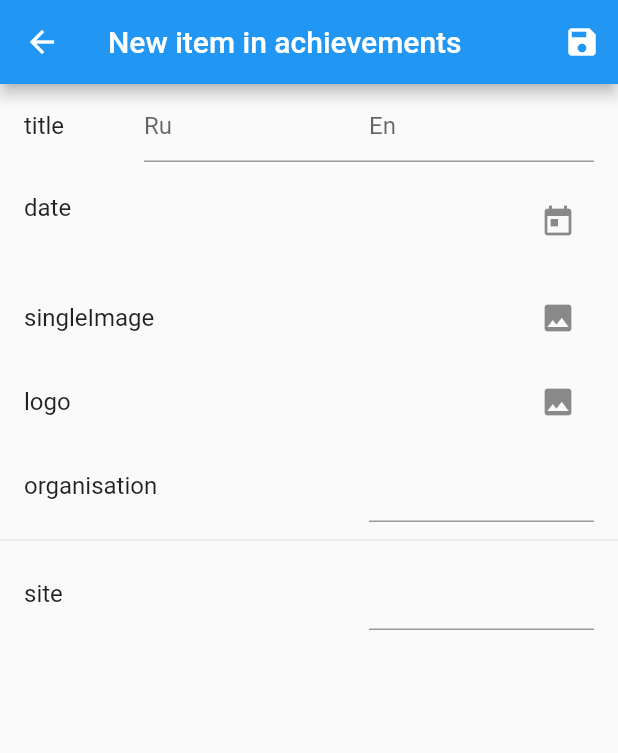
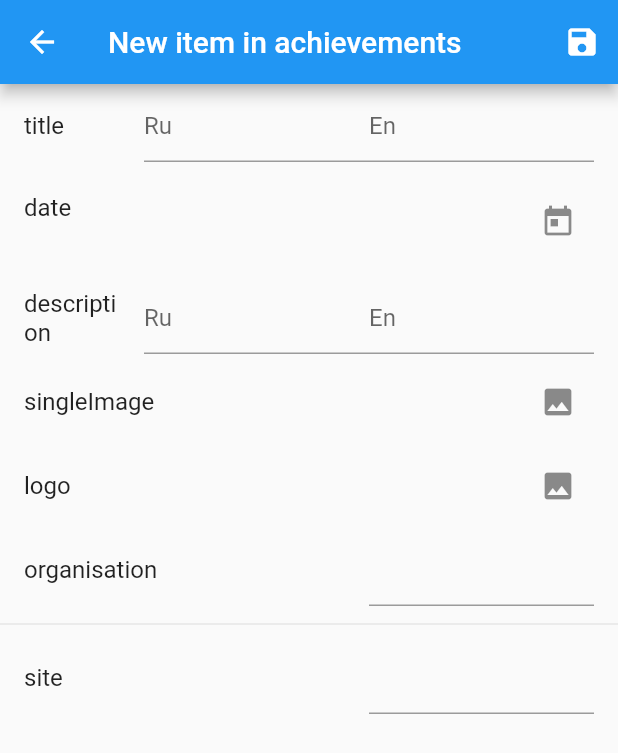
Before and after one commit to CoolONEOfficial/personal-site-app, a Flutter app: the ScreenControl screen opened by its route, after a tap on the "add" icon, on a phone screen of 412 x 824 dp. Shown: the top 753 px of the screen. Run offline on Flutter 3.47's test engine with Material 2 defaults, Android fonts, the phone set to English and light mode, and no system bars; our stand-ins replace cloud_firestore, firebase_auth, firebase_storage, google_sign_in, image_picker, progress_dialog; missing offline and left inert: multi_image_picker; accounts and stored records are empty; statements that could not run were skipped.

Commit message:
Added multiline support for localized string item

```diff
--- a/lib/screens/EditCreate.dart
+++ b/lib/screens/EditCreate.dart
@@ -67,6 +67,7 @@ class ScreenEditCreate extends StatefulWidget {
 
 enum ItemType {
   LOCALIZED_STRING,
+  LOCALIZED_MULTILINE_STRING,
   STRING,
   BOOL,
   DATE,
@@ -112,6 +113,18 @@ class _ScreenEditCreateState extends State<ScreenEditCreate> {
             startValue: data[mKey] != null
                 ? Map<String, dynamic>.from(data[mKey])
                 : null,
+          );
+          break;
+        case ItemType.LOCALIZED_MULTILINE_STRING:
+          item = LocalizedStringItem(
+            mKey,
+                (val) {
+              tempData[mKey] = val;
+            },
+            startValue: data[mKey] != null
+                ? Map<String, dynamic>.from(data[mKey])
+                : null,
+            inputType: TextInputType.multiline,
           );
           break;
         case ItemType.STRING:
--- a/lib/screens/items/LocalizedStringItem.dart
+++ b/lib/screens/items/LocalizedStringItem.dart
@@ -4,8 +4,9 @@ class LocalizedStringItem extends StatefulWidget {
   final String name;
   final Map<String, dynamic> startValue;
   final Function(Map<String, dynamic>) onChanged;
+  final TextInputType inputType;
 
-  LocalizedStringItem(this.name, this.onChanged, {this.startValue});
+  LocalizedStringItem(this.name, this.onChanged, {this.startValue, this.inputType = TextInputType.text});
 
   @override
   _LocalizedStringItemState createState() =>
@@ -33,6 +34,8 @@ class _LocalizedStringItemState extends State<LocalizedStringItem> {
             width: 150,
             child: TextField(
               controller: textControllerRu,
+              keyboardType: widget.inputType,
+              maxLines: widget.inputType == TextInputType.multiline ? null : 1,
               decoration:
                   InputDecoration(hintText: 'Ru'),
               onChanged: (str) {
--- a/lib/tabs/Achievements.dart
+++ b/lib/tabs/Achievements.dart
@@ -9,6 +9,7 @@ class Achievements extends CallableWidget {
   static const ItemMap itemMap = const ItemMap({
     'title': ItemType.LOCALIZED_STRING,
     'date': ItemType.DATE,
+    'description': ItemType.LOCALIZED_MULTILINE_STRING,
     'singleImage': ItemType.IMAGE_SINGLE,
     'logo': ItemType.IMAGE_SINGLE,
     'organisation': ItemType.STRING,
--- a/lib/tabs/Books.dart
+++ b/lib/tabs/Books.dart
@@ -12,6 +12,7 @@ class Books extends CallableWidget {
   static const ItemMap itemMap = const ItemMap({
     'title': ItemType.LOCALIZED_STRING,
     'date': ItemType.DATE,
+    'description': ItemType.LOCALIZED_MULTILINE_STRING,
     'singleImage': ItemType.IMAGE_SINGLE,
     'organisation': ItemType.STRING,
     'author': ItemType.STRING,
--- a/lib/tabs/Events.dart
+++ b/lib/tabs/Events.dart
@@ -51,6 +51,7 @@ class Events extends CallableWidget {
     'type': ItemType.ENUM_EVENTS,
     'title': ItemType.LOCALIZED_STRING,
     'date': ItemType.DATE,
+    'description': ItemType.LOCALIZED_MULTILINE_STRING,
     'logo': ItemType.IMAGE_SINGLE,
     'images': ItemType.IMAGES,
     'singleImage': ItemType.IMAGE_SINGLE,
--- a/lib/tabs/Projects.dart
+++ b/lib/tabs/Projects.dart
@@ -12,6 +12,7 @@ class Projects extends CallableWidget {
   static const ItemMap itemMap = const ItemMap({
     'title': ItemType.LOCALIZED_STRING,
     'date': ItemType.DATE,
+    'description': ItemType.LOCALIZED_MULTILINE_STRING,
     'logo': ItemType.IMAGE_SINGLE,
     'images': ItemType.IMAGES,
     'singleImage': ItemType.IMAGE_SINGLE,
```
